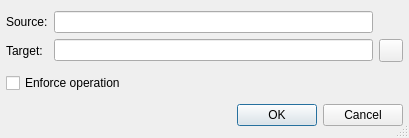
First picture: the form in Plugins/VcsPlugins/vcsMercurial/HgCopyDialog.ui, repository testmana2/test, before the edit.
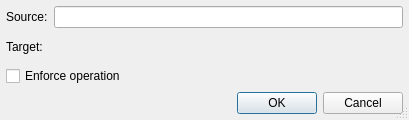
Second picture: the form after the edit. Custom widgets are drawn as their Qt base class.

Commit message: Modified more dialogs to use the path picker widgets.

Diff of the .ui file:
```diff
--- a/Plugins/VcsPlugins/vcsMercurial/HgCopyDialog.ui
+++ b/Plugins/VcsPlugins/vcsMercurial/HgCopyDialog.ui
@@ -7,7 +7,7 @@
     <x>0</x>
     <y>0</y>
     <width>409</width>
-    <height>138</height>
+    <height>120</height>
    </rect>
   </property>
   <property name="windowTitle">
@@ -16,9 +16,7 @@
   <property name="sizeGripEnabled">
    <bool>true</bool>
   </property>
-  <layout class="QVBoxLayout">
-   <item>
-    <layout class="QGridLayout">
+  <layout class="QGridLayout" name="gridLayout">
      <item row="0" column="0">
       <widget class="QLabel" name="textLabel1">
        <property name="text">
@@ -40,8 +38,24 @@
        </property>
       </widget>
      </item>
+   <item row="1" column="0">
+    <widget class="QLabel" name="textLabel2">
+     <property name="text">
+      <string>Target:</string>
+     </property>
+    </widget>
+   </item>
      <item row="1" column="1">
-      <widget class="QLineEdit" name="targetEdit">
+    <widget class="E5PathPicker" name="targetPicker" native="true">
+     <property name="sizePolicy">
+      <sizepolicy hsizetype="Expanding" vsizetype="Preferred">
+       <horstretch>0</horstretch>
+       <verstretch>0</verstretch>
+      </sizepolicy>
+     </property>
+     <property name="focusPolicy">
+      <enum>Qt::StrongFocus</enum>
+     </property>
        <property name="toolTip">
         <string>Enter the target name</string>
        </property>
@@ -51,27 +65,7 @@
        </property>
       </widget>
      </item>
-     <item row="1" column="0">
-      <widget class="QLabel" name="textLabel2">
-       <property name="text">
-        <string>Target:</string>
-       </property>
-      </widget>
-     </item>
-     <item row="1" column="2">
-      <widget class="QToolButton" name="dirButton">
-       <property name="toolTip">
-        <string>Press to open a selection dialog</string>
-       </property>
-       <property name="whatsThis">
-        <string>&lt;b&gt;Target directory&lt;/b&gt;
-&lt;p&gt;Select the target name for the operation via a selection dialog.&lt;/p&gt;</string>
-       </property>
-      </widget>
-     </item>
-    </layout>
-   </item>
-   <item>
+   <item row="2" column="0" colspan="2">
     <widget class="QCheckBox" name="forceCheckBox">
      <property name="toolTip">
       <string>Select to force the operation</string>
@@ -81,7 +75,7 @@
      </property>
     </widget>
    </item>
-   <item>
+   <item row="3" column="0" colspan="2">
     <widget class="QDialogButtonBox" name="buttonBox">
      <property name="orientation">
       <enum>Qt::Horizontal</enum>
@@ -95,6 +89,14 @@
  </widget>
  <layoutdefault spacing="6" margin="6"/>
  <pixmapfunction>qPixmapFromMimeSource</pixmapfunction>
+ <customwidgets>
+  <customwidget>
+   <class>E5PathPicker</class>
+   <extends>QWidget</extends>
+   <header>E5Gui/E5PathPicker.h</header>
+   <container>1</container>
+  </customwidget>
+ </customwidgets>
  <tabstops>
   <tabstop>targetEdit</tabstop>
   <tabstop>dirButton</tabstop>
```
Left out of the diff: 6 changed lines with no effect on the pictures. Lines whose indentation alone changed are shown as unchanged. The commit also changes 22 other files.
